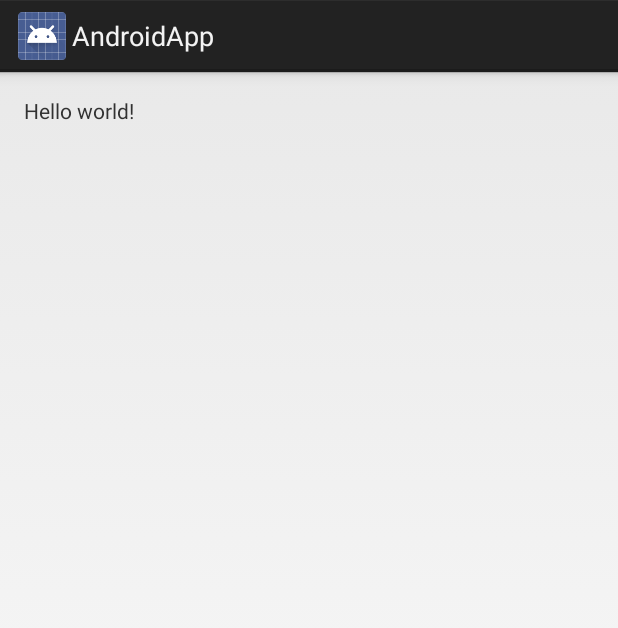
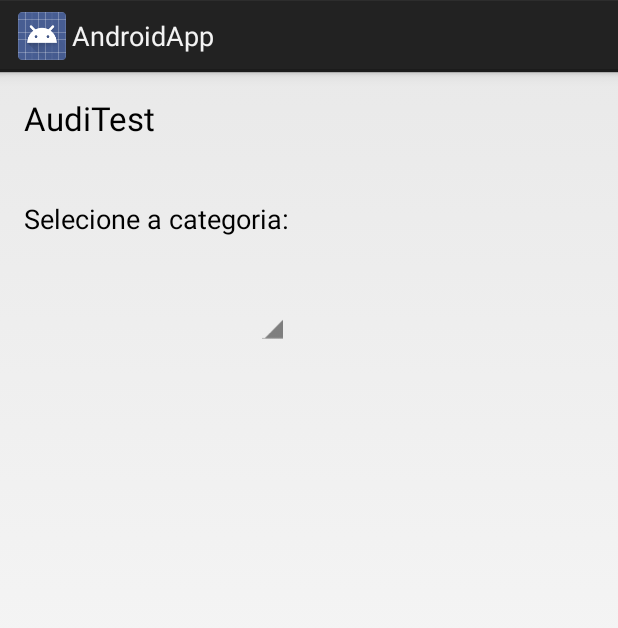
Before and after one commit to gustavodasneves/auditest, an Android app: the layout activity_main.xml on its own in the app's theme, with its tools: preview values and no code run, on a phone screen of 412 x 824 dp. Shown: the top 628 px of the screen. Run offline under Robolectric (Android 15) with nearby library versions, the light colour scheme and no system bars; network calls fail.

Commit message:
Criacao do front

```diff
--- a/AndroidApp/app/build.gradle
+++ b/AndroidApp/app/build.gradle
@@ -21,4 +21,5 @@ android {
 
 dependencies {
     compile fileTree(dir: 'libs', include: ['*.jar'])
+    compile 'com.google.code.gson:gson:2.2.4'
 }
--- a/AndroidApp/app/src/main/res/layout/activity_main.xml
+++ b/AndroidApp/app/src/main/res/layout/activity_main.xml
@@ -5,7 +5,33 @@
     android:paddingTop="@dimen/activity_vertical_margin"
     android:paddingBottom="@dimen/activity_vertical_margin" tools:context=".MainActivity">
 
-    <TextView android:text="@string/hello_world" android:layout_width="wrap_content"
-        android:layout_height="wrap_content" />
+    <TextView
+        android:layout_width="wrap_content"
+        android:layout_height="wrap_content"
+        android:textAppearance="?android:attr/textAppearanceLarge"
+        android:text="AudiTest"
+        android:id="@+id/textView"
+        android:layout_alignParentTop="true"
+        android:layout_alignParentLeft="true"
+        android:layout_alignParentStart="true"
+        android:paddingBottom="40dp" />
 
+    <TextView
+        android:layout_width="wrap_content"
+        android:layout_height="wrap_content"
+        android:textAppearance="?android:attr/textAppearanceMedium"
+        android:text="Selecione a categoria:"
+        android:id="@+id/textView2"
+        android:layout_below="@+id/textView"
+        android:layout_alignParentLeft="true"
+        android:layout_alignParentStart="true"
+        android:paddingBottom="40dp" />
+
+    <Spinner
+        android:layout_width="wrap_content"
+        android:layout_height="wrap_content"
+        android:id="@+id/spnProjetos"
+        android:layout_below="@+id/textView2"
+        android:layout_alignRight="@+id/textView2"
+        android:layout_alignEnd="@+id/textView2" />
 </RelativeLayout>
```
Also changed, not shown: AndroidApp/app/src/main/java/com/example/mmittmann/androidapp/Core/Categoria.java (+26 -4 lines), AndroidApp/app/src/main/java/com/example/mmittmann/androidapp/Core/OurHttpClient.java (+40 -18 lines), AndroidApp/app/src/main/java/com/example/mmittmann/androidapp/MainActivity.java (+32 -2 lines), 3 other files.
